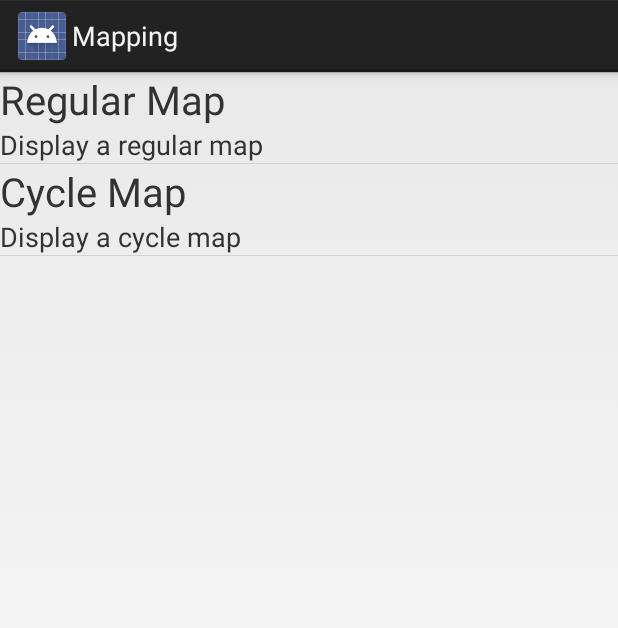
After one commit to Kayaya/Mapping, an Android app: the MapListActivity screen opened directly, with no data from a screen before it, on a phone screen of 412 x 824 dp. The commit adds this screen. Shown: the top 628 px of the screen. Run offline under Robolectric (Android 15) with nearby library versions, the phone set to English and light mode, and no system bars.

Commit message:
Started List Exercise... To be continued on onListItemClick

```diff
--- /dev/null
+++ b/app/src/main/java/com/example/a1kayat34/mapping/MapListActivity.java
@@ -0,0 +1,56 @@
+package com.example.a1kayat34.mapping;
+
+import android.app.Activity;
+import android.app.ListActivity;
+import android.content.Context;
+import android.content.Intent;
+import android.os.Bundle;
+import android.view.LayoutInflater;
+import android.view.View;
+import android.view.ViewGroup;
+import android.widget.ArrayAdapter;
+import android.widget.EditText;
+import android.widget.ListView;
+import android.widget.TextView;
+
+public class MapListActivity extends ListActivity {
+
+    String[] names;
+    String[] descriptions;
+    @Override
+    protected void onCreate(Bundle savedInstanceState) {
+        super.onCreate(savedInstanceState);
+        /*setContentView(R.layout.activity_map_list);*/
+        names = new String[]{"Regular Map", "Cycle Map"};
+        descriptions = new String[]{"Display a regular map","Display a cycle map"};
+
+        MyAdaptar adapter;
+        adapter = new MyAdaptar();
+        setListAdapter(adapter);
+    }
+    public void onListItemClick(ListView lv, View view, int index, long id)
+    {
+        // handle list item selection
+
+
+    }
+    //cutomised adaptar
+    public class MyAdaptar extends ArrayAdapter<String>{
+        public MyAdaptar(){
+            super(MapListActivity.this, android.R.layout.simple_list_item_1, names);
+        }
+        //decide how to display the layout
+        public View getView(int index, View convertView, ViewGroup parent)
+        {
+            LayoutInflater inflater = (LayoutInflater)getSystemService(Context.LAYOUT_INFLATER_SERVICE);
+            View view ;
+            view = inflater.inflate(R.layout.activity_map_list, parent, false);
+            TextView nameTV = (TextView)view.findViewById(R.id.map_name);
+            nameTV.setText(names[index]);
+            TextView decriptionTV = (TextView)view.findViewById(R.id.map_desc);
+            decriptionTV.setText(descriptions[index]);
+            return view;
+        }
+
+    }
+}
--- /dev/null
+++ b/app/src/main/res/layout/activity_map_list.xml
@@ -0,0 +1,8 @@
+<LinearLayout xmlns:android="http://schemas.android.com/apk/res/android"
+    android:layout_width="fill_parent" android:layout_height="wrap_content"
+    android:orientation="vertical">
+    <TextView android:layout_width="fill_parent" android:layout_height="wrap_content" android:textSize="12pt"
+        android:id="@+id/map_name" />
+    <TextView android:layout_width="fill_parent" android:layout_height="wrap_content" android:textSize="8pt"
+        android:id="@+id/map_desc" />
+</LinearLayout>
--- a/app/src/main/res/menu/menu_hello_map.xml
+++ b/app/src/main/res/menu/menu_hello_map.xml
@@ -3,4 +3,5 @@
     <item android:id="@+id/choosemap" android:title="@string/choosemap"/>
     <item android:id="@+id/setlocation" android:title="@string/setlocation"/>
     <item android:id="@+id/poiList" android:title="@string/poilist"/>
+    <item android:id="@+id/choosemapstyle" android:title="@string/choosemapstyle"/>
 </menu>
--- a/app/src/main/res/values/strings.xml
+++ b/app/src/main/res/values/strings.xml
@@ -8,4 +8,6 @@
 
     <string name="poilist">POI List</string>
 
+    <string name="choosemapstyle">Choose Map Style</string>
+
 </resources>
```
Also changed, not shown: app/src/main/AndroidManifest.xml (+4 -3 lines), app/src/main/java/com/example/a1kayat34/mapping/HelloMap.java (+13 -2 lines).
